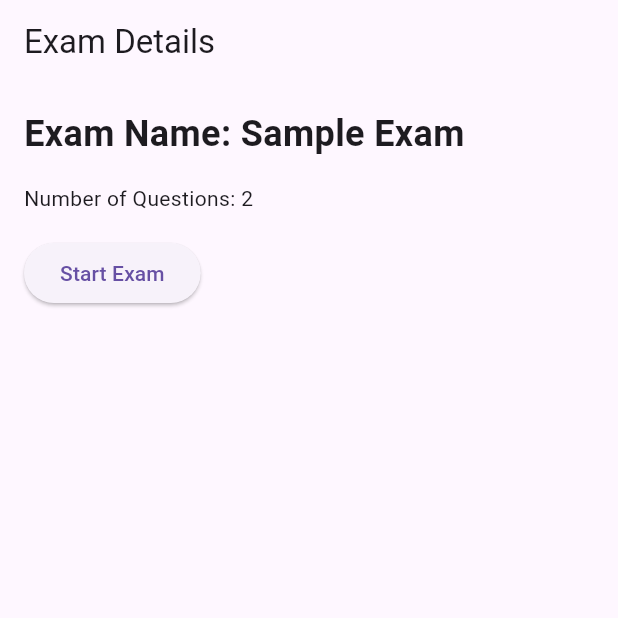
After one commit to Generation-28/pop_quiz, a Flutter app: the ExamDetailsPage screen opened directly, on a phone screen of 412 x 824 dp, the top half of it. The commit adds this screen. Run offline on Flutter 3.47's test engine with Material 3 defaults, Android fonts, the phone set to English and light mode, and no system bars; our stand-ins replace cloud_firestore, connectivity_plus, equatable, firebase_auth, flutter_riverpod, isar; accounts and stored records are empty; generated files the repository leaves out were written again; statements that could not run were skipped.

Commit message:
Navigation clean up

```diff
--- /dev/null
+++ b/lib/features/exam/presentation/widgets/common/exam_details_page.dart
@@ -0,0 +1,48 @@
+import 'package:flutter/material.dart';
+import 'package:flutter_riverpod/flutter_riverpod.dart';
+import 'package:pop_quiz/features/exam/presentation/controllers/exam_controller.dart';
+import 'package:pop_quiz/features/exam/presentation/exam_page.dart';
+
+class ExamDetailsPage extends ConsumerWidget {
+  @override
+  Widget build(BuildContext context, WidgetRef ref) {
+    final asyncQuestions = ref.watch(examControllerProvider);
+
+    return Scaffold(
+      appBar: AppBar(title: Text('Exam Details')),
+      body: asyncQuestions.when(
+        data: (questions) {
+          final examName =
+              'Sample Exam'; // Replace with actual exam name if available
+          final numberOfQuestions = questions.length;
+
+          return Padding(
+            padding: const EdgeInsets.all(16.0),
+            child: Column(
+              crossAxisAlignment: CrossAxisAlignment.start,
+              children: [
+                Text('Exam Name: $examName',
+                    style:
+                        TextStyle(fontSize: 24, fontWeight: FontWeight.bold)),
+                SizedBox(height: 16),
+                Text('Number of Questions: $numberOfQuestions'),
+                SizedBox(height: 16),
+                ElevatedButton(
+                  onPressed: () {
+                    Navigator.push(
+                      context,
+                      MaterialPageRoute(builder: (context) => ExamPage()),
+                    );
+                  },
+                  child: Text('Start Exam'),
+                ),
+              ],
+            ),
+          );
+        },
+        loading: () => Center(child: CircularProgressIndicator()),
+        error: (error, stack) => Center(child: Text('Error: $error')),
+      ),
+    );
+  }
+}
--- a/lib/features/exam/presentation/widgets/common/question_widget.dart
+++ b/lib/features/exam/presentation/widgets/common/question_widget.dart
@@ -5,9 +5,8 @@ import 'package:pop_quiz/features/exam/presentation/controllers/exam_controller.
 
 class QuestionWidget extends ConsumerStatefulWidget {
   final Question question;
-  final VoidCallback onReset;
 
-  QuestionWidget({required this.question, required this.onReset});
+  QuestionWidget({required this.question});
 
   @override
   _QuestionWidgetState createState() => _QuestionWidgetState();
@@ -25,7 +24,6 @@ class _QuestionWidgetState extends ConsumerState<QuestionWidget> {
         _selectedAnswerId = null;
         _hasSubmitted = false;
       });
-      widget.onReset();
     }
   }
 
--- a/lib/features/exam/presentation/widgets/responsive/exam_page_desktop.dart
+++ b/lib/features/exam/presentation/widgets/responsive/exam_page_desktop.dart
@@ -27,7 +27,6 @@ class ExamPageDesktop extends StatelessWidget {
             Expanded(
               child: QuestionWidget(
                 question: currentQuestion,
-                onReset: () {},
               ),
             ),
             Row(
@@ -44,12 +43,13 @@ class ExamPageDesktop extends StatelessWidget {
                 ElevatedButton(
                   onPressed: () {
                     if (examController.isLastQuestion) {
-                      Navigator.push(
+                      Navigator.pushAndRemoveUntil(
                         context,
                         MaterialPageRoute(
                           builder: (context) =>
                               ResultPage(questions: questions),
                         ),
+                        (Route<dynamic> route) => false,
                       );
                     } else {
                       examController.nextQuestion();
--- a/lib/features/exam/presentation/widgets/responsive/exam_page_mobile.dart
+++ b/lib/features/exam/presentation/widgets/responsive/exam_page_mobile.dart
@@ -27,7 +27,6 @@ class ExamPageMobile extends StatelessWidget {
             Expanded(
               child: QuestionWidget(
                 question: currentQuestion,
-                onReset: () {},
               ),
             ),
             Row(
@@ -44,12 +43,13 @@ class ExamPageMobile extends StatelessWidget {
                 ElevatedButton(
                   onPressed: () {
                     if (examController.isLastQuestion) {
-                      Navigator.push(
+                      Navigator.pushAndRemoveUntil(
                         context,
                         MaterialPageRoute(
                           builder: (context) =>
                               ResultPage(questions: questions),
                         ),
+                        (Route<dynamic> route) => false,
                       );
                     } else {
                       examController.nextQuestion();
--- a/lib/features/exam/presentation/widgets/responsive/exam_page_tablet.dart
+++ b/lib/features/exam/presentation/widgets/responsive/exam_page_tablet.dart
@@ -27,7 +27,6 @@ class ExamPageTablet extends StatelessWidget {
             Expanded(
               child: QuestionWidget(
                 question: currentQuestion,
-                onReset: () {},
               ),
             ),
             Row(
@@ -44,12 +43,13 @@ class ExamPageTablet extends StatelessWidget {
                 ElevatedButton(
                   onPressed: () {
                     if (examController.isLastQuestion) {
-                      Navigator.push(
+                      Navigator.pushAndRemoveUntil(
                         context,
                         MaterialPageRoute(
                           builder: (context) =>
                               ResultPage(questions: questions),
                         ),
+                        (Route<dynamic> route) => false,
                       );
                     } else {
                       examController.nextQuestion();
```
Also changed, not shown: lib/features/exam/presentation/widgets/common/result_page.dart (+18 -12 lines), lib/main.dart (+15 -6 lines).
